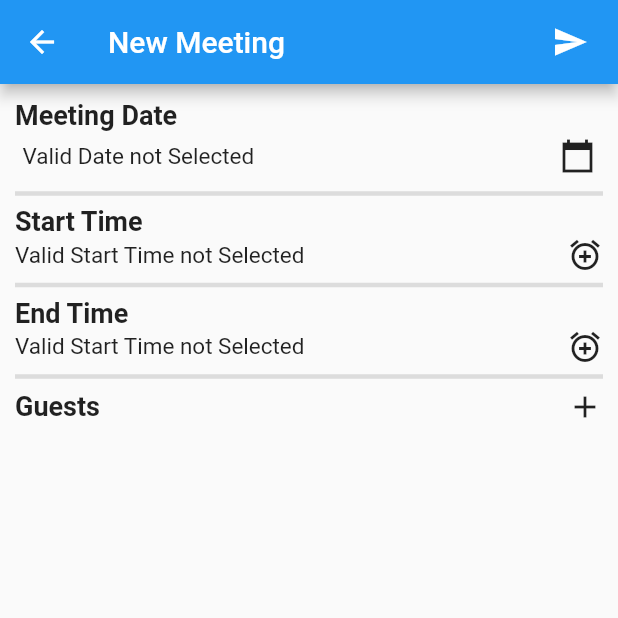
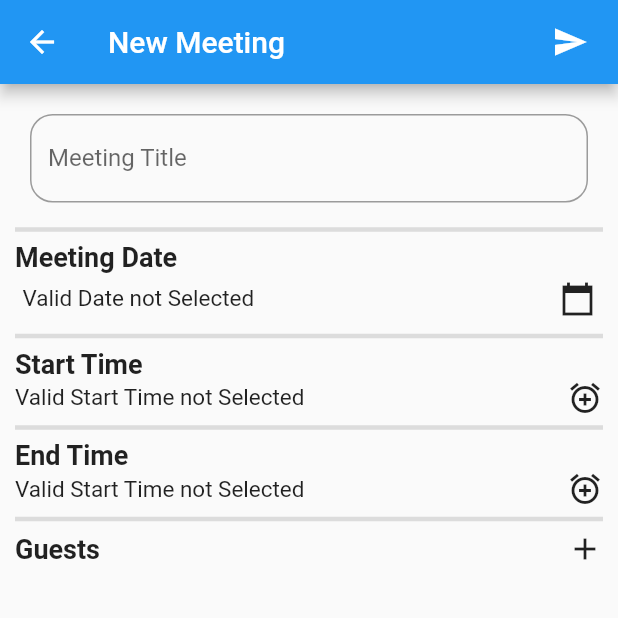
Before and after one commit to CSC4350-MW1/VirusValidate, a Flutter app: the NewMeetingPage screen opened directly, on a phone screen of 412 x 824 dp, the top half of it. Run offline on Flutter 3.47's test engine with Material 2 defaults, Android fonts, the light colour scheme and no system bars; our stand-ins replace cloud_firestore, firebase_auth, firebase_core; missing offline and left inert: social; accounts and stored records are empty.

Commit message:
Added meeting model data model

```diff
--- a/virus_validate/lib/forms/new_meeting_form.dart
+++ b/virus_validate/lib/forms/new_meeting_form.dart
@@ -23,6 +23,7 @@ class _NewMeetingFormState extends State<NewMeetingForm> {
   DateTime? meetingDateStartTime;
   DateTime? meetingDateEndTime;
 
+  TextEditingController meetingTitle = TextEditingController();
 
   List<TextEditingController> guestEmails = <TextEditingController>[];
 
@@ -56,7 +57,13 @@ class _NewMeetingFormState extends State<NewMeetingForm> {
       return ;
     }
     setState(() {
-      meetingDateStartTime = DateTime(meetingDateStartTime!.year, meetingDateStartTime!.month, meetingDateStartTime!.day, pickedTime.hour, pickedTime.minute);
+      if (meetingDateStartTime != null) {
+        meetingDateStartTime = DateTime(meetingDateStartTime!.year, meetingDateStartTime!.month, meetingDateStartTime!.day, pickedTime.hour, pickedTime.minute);
+      } else {
+        ScaffoldMessenger.of(context).showSnackBar(const SnackBar(
+          content: Text("Please select a date before selecting the start time")
+        ));
+      }
     });
   }
 
@@ -72,7 +79,13 @@ class _NewMeetingFormState extends State<NewMeetingForm> {
       return ;
     }
     setState(() {
-      meetingDateEndTime = DateTime(meetingDateStartTime!.year, meetingDateStartTime!.month, meetingDateStartTime!.day, pickedTime.hour, pickedTime.minute);
+      if (meetingDateStartTime != null) {
+        meetingDateEndTime = DateTime(meetingDateStartTime!.year, meetingDateStartTime!.month, meetingDateStartTime!.day, pickedTime.hour, pickedTime.minute);
+      } else {
+        ScaffoldMessenger.of(context).showSnackBar(const SnackBar(
+          content: Text("Please select a date and start time before selecting the end time")
+        ));
+      }
     });
   }
 
@@ -87,6 +100,16 @@ class _NewMeetingFormState extends State<NewMeetingForm> {
             crossAxisAlignment: CrossAxisAlignment.start,
             children: [
               const SizedBox(height: 10.0,),
+              Container(
+                padding: const EdgeInsets.all(10.0),
+                child: TextField(
+                  controller: meetingTitle,
+                  minLines: 1,
+                  maxLines: 2,
+                  decoration: inputStyling('Meeting Title'),
+                ),
+              ),
+              const Divider(thickness: 3.0,),
               myHeaderText("Meeting Date"),
               Padding(
                 padding: const EdgeInsets.all(5.0),
--- /dev/null
+++ b/virus_validate/lib/models/meeting_model.dart
@@ -0,0 +1,33 @@
+
+
+class Meeting {
+  final String employee;
+  final DateTime startTime;
+  final DateTime endTime;
+  final List<String> guestList;
+
+  Meeting({
+    required this.employee,
+    required this.startTime,
+    required this.endTime,
+    required this.guestList
+  });
+
+  factory Meeting.fromJson(String employee, Map<String, dynamic> data) {
+    return Meeting(
+      employee: employee,
+      startTime: data["startTime"],
+      endTime: data["endTime"],
+      guestList: data["guestList"]
+    );
+  }
+
+  Map<String, dynamic> toJson() {
+    return {
+      "employee": employee,
+      "startTime": startTime,
+      "endTime": endTime,
+      "guestList": guestList
+    };
+  }
+}
```
Also changed, not shown: virus_validate/lib/style/style.dart (+10 -0 lines).
